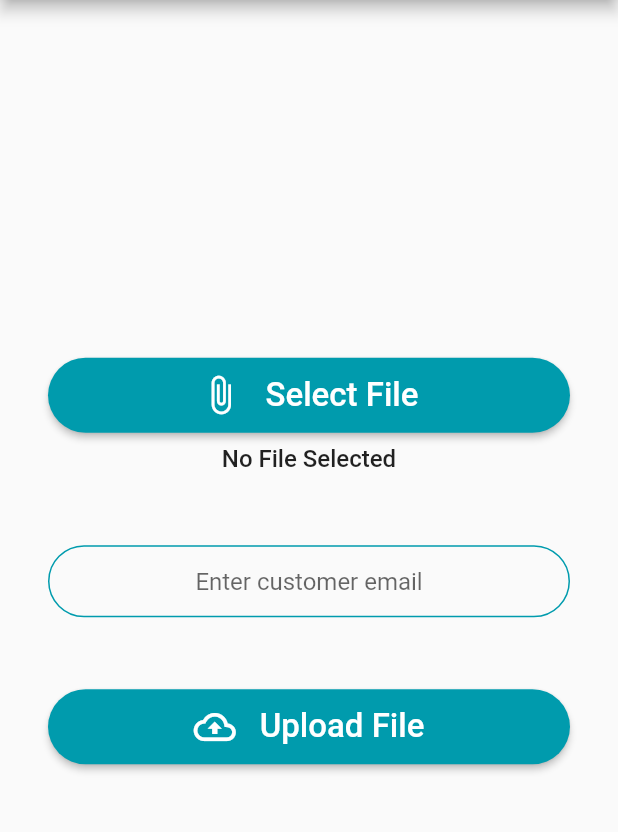
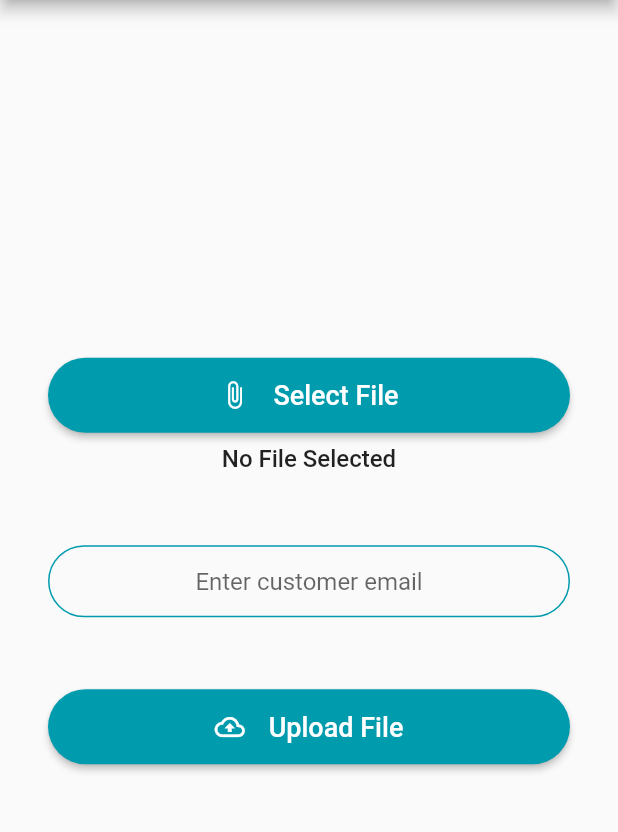
Before and after one commit to insidemordecai/etransact-vendor, a Flutter app: the Home screen opened directly with empty values, on a phone screen of 412 x 824 dp, the part 84-916 px from its top. Run offline on Flutter 3.47's test engine with Material 2 defaults, Android fonts, the phone set to English and light mode, and no system bars; our stand-ins replace file_picker, firebase_auth, firebase_core, firebase_database, firebase_storage, fluttertoast and 1 more; accounts and stored records are empty; statements that could not run were skipped.

Commit message:
update: remade button widget

```diff
--- a/lib/widget/button_widget.dart
+++ b/lib/widget/button_widget.dart
@@ -28,11 +28,14 @@ class ButtonWidget extends StatelessWidget {
   Widget buildContent() => Row(
         mainAxisSize: MainAxisSize.min,
         children: [
-          Icon(icon, size: 28),
+          Icon(icon, size: 20),
           const SizedBox(width: 16),
           Text(
             text,
-            style: const TextStyle(fontSize: 22, color: Colors.white),
+            style: const TextStyle(
+              fontSize: 18,
+              color: Colors.white,
+            ),
           ),
         ],
       );
```
